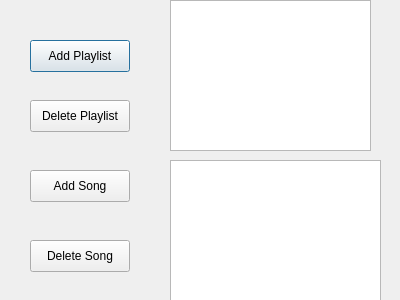
Before: the Qt Designer form Music-Manager/playlistmanagement.ui in david-boules/Music-Playlist-Manager, drawn with Qt 5.
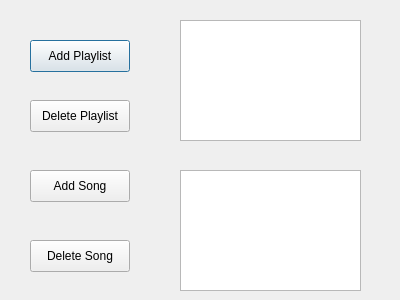
After: the same form once the commit is applied.

Commit message: Linked all pages together + created new Song and Playlist Classes

```diff
--- a/Music-Manager/playlistmanagement.ui
+++ b/Music-Manager/playlistmanagement.ui
@@ -65,23 +65,23 @@
     <string>Delete Song</string>
    </property>
   </widget>
-  <widget class="QListWidget" name="DisplayPlaylist">
+  <widget class="QTextEdit" name="playlistDisplay">
    <property name="geometry">
     <rect>
-     <x>170</x>
-     <y>0</y>
-     <width>201</width>
-     <height>151</height>
+     <x>180</x>
+     <y>20</y>
+     <width>181</width>
+     <height>121</height>
     </rect>
    </property>
   </widget>
-  <widget class="QListWidget" name="DisplaySong">
+  <widget class="QTextEdit" name="songDisplay">
    <property name="geometry">
     <rect>
-     <x>170</x>
-     <y>160</y>
-     <width>211</width>
-     <height>141</height>
+     <x>180</x>
+     <y>170</y>
+     <width>181</width>
+     <height>121</height>
     </rect>
    </property>
   </widget>
```
Left out of the diff: 4 changed lines with no effect on the pictures. The commit also changes 19 other files.
